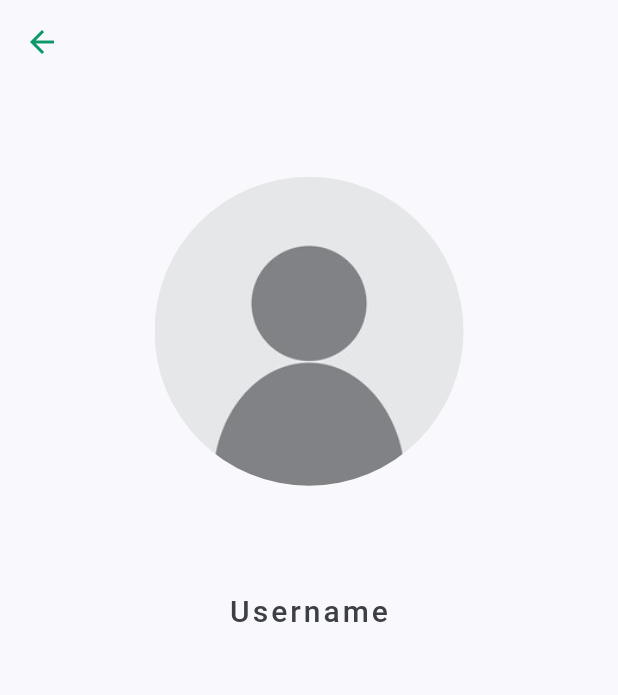
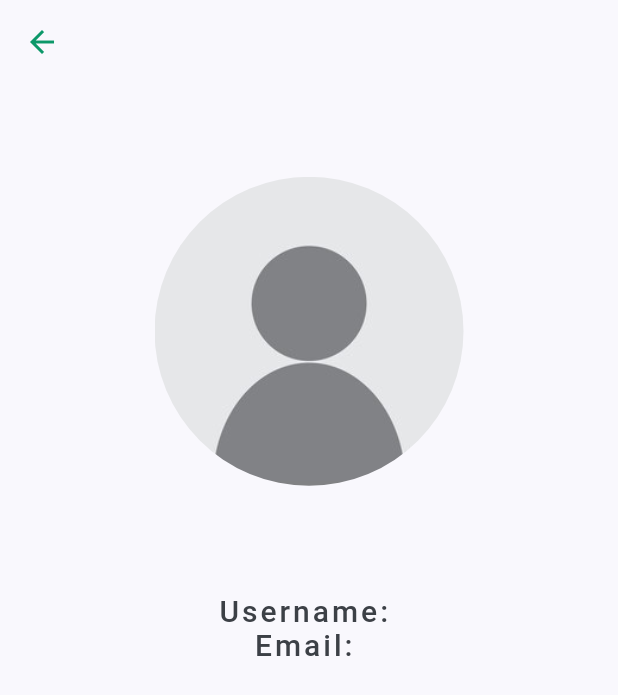
Before and after one commit to PlantCare372/PlantCare-FE, a Flutter app: the UserInfo screen opened directly, on a phone screen of 412 x 824 dp. Shown: the top 695 px of the screen. Run offline on Flutter 3.47's test engine with Material 2 defaults, Android fonts, the phone set to English and light mode, and no system bars; our stand-ins replace camera, flutter_local_notifications, flutter_svg, timezone.

Commit message:
add login credential

```diff
--- a/plant_care_fe/lib/screens/details/details_screen.dart
+++ b/plant_care_fe/lib/screens/details/details_screen.dart
@@ -1,5 +1,6 @@
 import 'package:flutter/material.dart';
 import 'package:plant_app/constants.dart';
+// import 'package:plant_app/screens/payment/payment.dart';
 import 'package:plant_app/utils/loginCredentials.dart';
 import './components/image_and_icons.dart';
 import './components/title_and_price.dart';
@@ -72,7 +73,9 @@ class DetailsState extends State<DetailsScreen> {
                           ),
                         ),
                         color: kPrimaryColor,
-                        onPressed: () {},
+                        onPressed: () {
+                          // Navigator.push(context, MaterialPageRoute(builder: (context) => Payment()));
+                        },
                         child: Text(
                           "Buy Now",
                           style: TextStyle(
--- a/plant_care_fe/lib/screens/userinfo/components/body.dart
+++ b/plant_care_fe/lib/screens/userinfo/components/body.dart
@@ -1,8 +1,8 @@
 import 'package:flutter/material.dart';
 import 'package:plant_app/constants.dart';
+import 'package:plant_app/utils/loginCredentials.dart';
 
 class Body extends StatelessWidget {
-
   @override
   Widget build(BuildContext context) {
     return Container(
@@ -11,8 +11,8 @@ class Body extends StatelessWidget {
         children: <Widget>[
           Center(
             child: Container(
-              height: MediaQuery.of(context).size.height/2.5,
-              width: MediaQuery.of(context).size.width/2,
+              height: MediaQuery.of(context).size.height / 2.5,
+              width: MediaQuery.of(context).size.width / 2,
               decoration: BoxDecoration(
                 shape: BoxShape.circle,
                 image: DecorationImage(
@@ -25,15 +25,20 @@ class Body extends StatelessWidget {
           SizedBox(
             height: 10,
           ),
-        Text(
-          'Username',
+          Text('Username: ' + LoginCredentials.getUserName(),
               style: TextStyle(
                 fontSize: 20,
                 color: kTextColor,
                 fontWeight: FontWeight.w500,
                 letterSpacing: 2,
-          )
-        )
+              )),
+          Text('Email: ' + LoginCredentials.getEmail(),
+              style: TextStyle(
+                fontSize: 20,
+                color: kTextColor,
+                fontWeight: FontWeight.w500,
+                letterSpacing: 2,
+              ))
         ],
       ),
     );
--- a/plant_care_fe/lib/screens/userinfo/userinfo.dart
+++ b/plant_care_fe/lib/screens/userinfo/userinfo.dart
@@ -3,7 +3,12 @@ import 'package:plant_app/constants.dart';
 
 import '../userinfo/components/body.dart';
 
-class UserInfo extends StatelessWidget {
+class UserInfo extends StatefulWidget {
+  @override
+  _UserInfoState createState() => _UserInfoState();
+}
+
+class _UserInfoState extends State<UserInfo> {
   @override
   Widget build(BuildContext context) {
     return Scaffold(
--- a/plant_care_fe/lib/utils/loginCredentials.dart
+++ b/plant_care_fe/lib/utils/loginCredentials.dart
@@ -1,6 +1,9 @@
 class LoginCredentials {
   static final LoginCredentials _loginCredentials = LoginCredentials._internal();
   static String _token = '';
+  static String _userName = '';
+  static String _email = '';
+  static String _id = '';
 
   factory LoginCredentials() {
     return _loginCredentials;
@@ -14,5 +17,29 @@ class LoginCredentials {
     return _token;
   }
 
+  static void setUserName(String newUsername) {
+    _userName = newUsername;
+  }
+
+  static String getUserName() {
+    return _userName;
+  }
+
+  static void setEmail(String newEmail) {
+    _email = newEmail;
+  }
+
+  static String getEmail() {
+    return _email;
+  }
+
   LoginCredentials._internal();
+
+  static void setUserId(String id) {
+    _id = _id;
+  }
+
+  static String getUserId() {
+    return _id;
+  }
 }
```
Also changed, not shown: plant_care_fe/lib/screens/home/components/header_with_seachbox.dart (+5 -4 lines), plant_care_fe/lib/screens/login/components/loginapi.dart (+19 -0 lines), plant_care_fe/lib/utils/jsonParse.dart (added, +8 -0 lines). Lines whose indentation alone changed are shown as unchanged.
